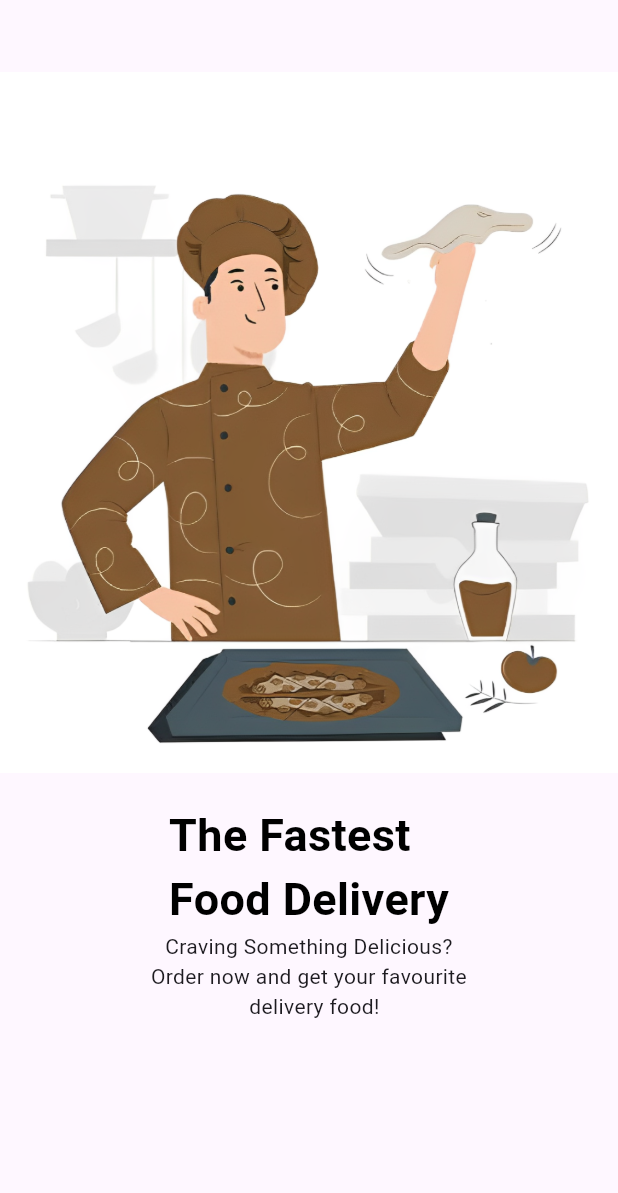
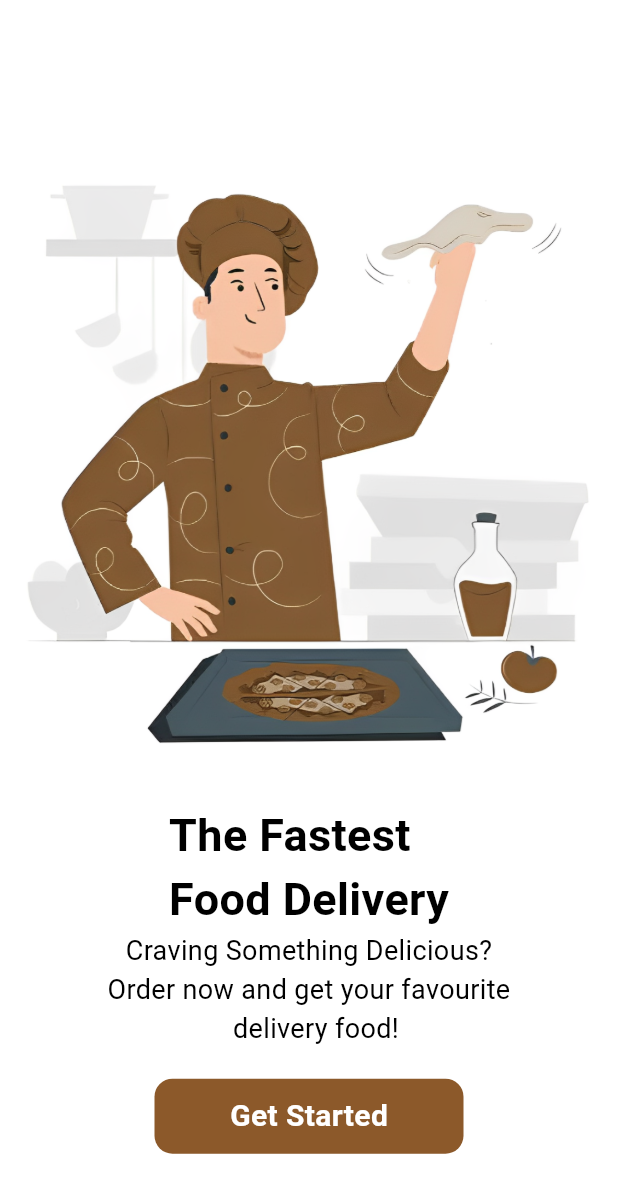
Before and after one commit to aliraza055/foodie_go, a Flutter app: the screen it shows after launch, on a phone screen of 412 x 824 dp. Shown: the top 1193 px of the screen. Run offline on Flutter 3.47's test engine with Material 3 defaults, Android fonts, the phone set to English and light mode, and no system bars.

Commit message:
chnage backgroun colros

```diff
--- a/lib/fileimage.dart
+++ b/lib/fileimage.dart
@@ -12,16 +12,27 @@ class _ImagePickerState extends State<ImagePicker> {
   @override
   Widget build(BuildContext context) {
     return Scaffold(
+      backgroundColor: Colors.white,
       body: Container(
         margin: EdgeInsets.only(top: 48),
         child: Column(
           children: [
             Image.asset('images/onboard.png',width: 1000,),
             SizedBox(height: 20,),
-            Text("The Fastest\nFood Delivery",style: AppServices().mainHeadingSytle(),),
+            Text("The Fastest\nFood Delivery",
+            style: AppServices().mainHeadingStyle(),),
             Text('Craving Something Delicious?\nOrder now and get your favourite\n  delivery food!',
             textAlign: TextAlign.center,
-
+            style: AppServices().simpleTextStyle(),),
+            SizedBox(height: 20,),
+            Container(
+              height:50,
+              width: MediaQuery.of(context).size.width/2,
+              decoration: BoxDecoration(
+                borderRadius: BorderRadius.circular(12),
+                color: Color(0xff8c592a)
+              ),
+              child: Center(child: Text('Get Started',style: TextStyle(color: Colors.white,fontWeight: FontWeight.bold,fontSize:20 ),)),
             )
 
           ],
--- a/lib/services/widget_serves.dart
+++ b/lib/services/widget_serves.dart
@@ -1,10 +1,15 @@
 import 'package:flutter/material.dart';
 
 class AppServices{
-   mainHeadingSytle(){
+   mainHeadingStyle(){
     return TextStyle(
       color: Colors.black,fontSize:30,fontWeight: FontWeight.bold,
     );
   }
+     simpleTextStyle(){
+    return TextStyle(
+      color: Colors.black,fontSize:18,
+    );
+  }
 
 }
```
